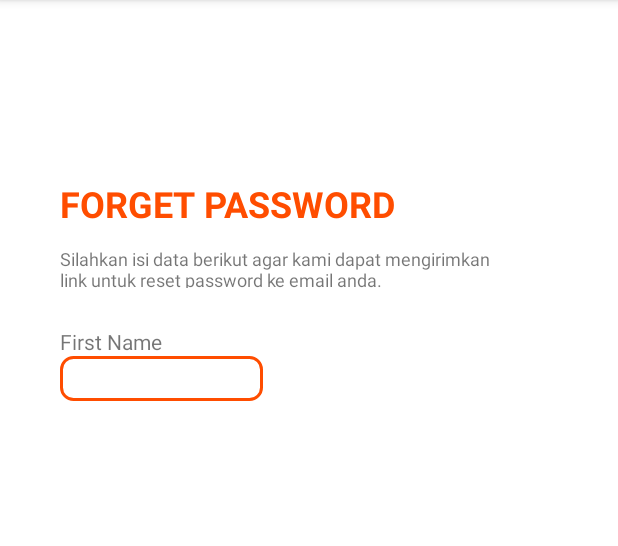
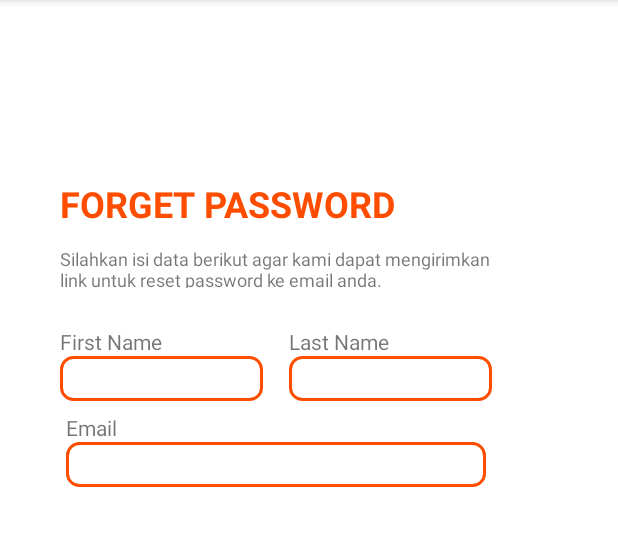
Before and after one commit to aditya-radiant/Capstone-PAKE, an Android app: the ForgetPasswordActivity screen opened directly, with no data from a screen before it, on a phone screen of 412 x 824 dp, the part 84-630 px from its top. Run offline under Robolectric (Android 15) with nearby library versions, the phone set to English and light mode, and no system bars.

Commit message:
Add font

```diff
--- a/Android/PAKE/app/src/main/res/layout/activity_forget_password.xml
+++ b/Android/PAKE/app/src/main/res/layout/activity_forget_password.xml
@@ -1,8 +1,7 @@
 <?xml version="1.0" encoding="utf-8"?>
-<androidx.constraintlayout.widget.ConstraintLayout
-    xmlns:android="http://schemas.android.com/apk/res/android"
+<androidx.constraintlayout.widget.ConstraintLayout xmlns:android="http://schemas.android.com/apk/res/android"
+    xmlns:app="http://schemas.android.com/apk/res-auto"
     xmlns:tools="http://schemas.android.com/tools"
-    xmlns:app="http://schemas.android.com/apk/res-auto"
     android:layout_width="match_parent"
     android:layout_height="match_parent"
     tools:context=".ui.forgetpassword.ForgetPasswordActivity">
@@ -36,31 +35,105 @@
         app:layout_constraintTop_toBottomOf="@+id/tv_forget_password"
         app:layout_constraintVertical_bias="0.0" />
 
+
+  <RelativeLayout
+      android:id="@+id/relative1"
+      android:layout_width="wrap_content"
+      android:layout_height="wrap_content"
+      android:layout_alignParentStart="true"
+      android:layout_marginTop="26dp"
+      app:layout_constraintStart_toStartOf="@+id/textView"
+      app:layout_constraintTop_toBottomOf="@+id/textView">
+
     <TextView
-      android:id="@+id/textView2"
+        android:id="@+id/tv_first_name"
+        android:layout_width="wrap_content"
+        android:layout_height="wrap_content"
+        android:layout_alignParentTop="true"
+        android:layout_marginTop="0dp"
+        android:text="@string/tv_first_name"
+        app:layout_constraintVertical_bias="0.0" />
+
+    <com.capstoneproject.c22ps159.pake.ui.customview.NameEditText
+        android:id="@+id/ed_first_name"
+        style="@style/Widget.MaterialComponents.TextInputLayout.OutlinedBox"
+        android:layout_width="135dp"
+        android:layout_height="30dp"
+        android:layout_below="@+id/tv_first_name"
+        app:layout_constraintBottom_toBottomOf="parent"
+        app:layout_constraintEnd_toEndOf="parent"
+        app:layout_constraintHorizontal_bias="0.0"
+        app:layout_constraintStart_toStartOf="@+id/tv_first_name"
+        app:layout_constraintTop_toBottomOf="@+id/tv_first_name"
+        app:layout_constraintVertical_bias="0.0"
+        app:startIconDrawable="@drawable/ic_email" />
+
+  </RelativeLayout>
+
+  <RelativeLayout
       android:layout_width="wrap_content"
       android:layout_height="wrap_content"
       android:layout_marginTop="26dp"
-      android:text="@string/tv_first_name"
-      app:layout_constraintBottom_toBottomOf="parent"
       app:layout_constraintEnd_toEndOf="@+id/textView"
-      app:layout_constraintHorizontal_bias="0.0"
-      app:layout_constraintStart_toStartOf="@+id/textView"
-      app:layout_constraintTop_toBottomOf="@+id/textView"
+      app:layout_constraintTop_toBottomOf="@+id/textView">
+
+    <TextView
+        android:id="@+id/tv_last_name"
+        android:layout_width="wrap_content"
+        android:layout_height="wrap_content"
+        android:layout_alignParentTop="true"
+        android:layout_marginTop="0dp"
+        android:text="@string/tv_last_name"
         app:layout_constraintVertical_bias="0.0" />
 
     <com.capstoneproject.c22ps159.pake.ui.customview.NameEditText
-      android:id="@+id/emailEditText"
+        android:id="@+id/ed_last_name"
         style="@style/Widget.MaterialComponents.TextInputLayout.OutlinedBox"
         android:layout_width="135dp"
         android:layout_height="30dp"
-      android:layout_marginEnd="32dp"
+        android:layout_below="@+id/tv_last_name"
+        android:layout_marginTop="0dp"
         app:layout_constraintBottom_toBottomOf="parent"
         app:layout_constraintEnd_toEndOf="parent"
         app:layout_constraintHorizontal_bias="0.0"
-      app:layout_constraintStart_toStartOf="@+id/textView2"
-      app:layout_constraintTop_toBottomOf="@+id/textView2"
+        app:layout_constraintStart_toStartOf="@+id/tv_last_name"
+        app:layout_constraintTop_toBottomOf="@+id/tv_last_name"
         app:layout_constraintVertical_bias="0.0"
         app:startIconDrawable="@drawable/ic_email" />
+  </RelativeLayout>
+
+  <RelativeLayout
+      android:layout_width="wrap_content"
+      android:layout_height="wrap_content"
+      android:layout_marginTop="83dp"
+      app:layout_constraintEnd_toEndOf="@+id/textView"
+      app:layout_constraintStart_toStartOf="@+id/textView"
+      app:layout_constraintTop_toBottomOf="@+id/textView">
+
+    <TextView
+        android:id="@+id/tv_email"
+        android:layout_width="wrap_content"
+        android:layout_height="wrap_content"
+        android:layout_alignParentTop="true"
+        android:layout_marginTop="0dp"
+        android:text="@string/ed_email"
+        app:layout_constraintVertical_bias="0.0" />
+
+    <com.capstoneproject.c22ps159.pake.ui.customview.NameEditText
+        android:id="@+id/ed_email"
+        style="@style/Widget.MaterialComponents.TextInputLayout.OutlinedBox"
+        android:layout_width="280dp"
+        android:layout_height="30dp"
+        android:layout_below="@+id/tv_email"
+        android:layout_marginTop="0dp"
+        app:layout_constraintBottom_toBottomOf="parent"
+        app:layout_constraintEnd_toEndOf="parent"
+        app:layout_constraintHorizontal_bias="0.0"
+        app:layout_constraintStart_toStartOf="@+id/tv_email"
+        app:layout_constraintTop_toBottomOf="@+id/tv_email"
+        app:layout_constraintVertical_bias="0.0"
+        app:startIconDrawable="@drawable/ic_email" />
+  </RelativeLayout>
+
 
 </androidx.constraintlayout.widget.ConstraintLayout>
--- a/Android/PAKE/app/src/main/res/values/strings.xml
+++ b/Android/PAKE/app/src/main/res/values/strings.xml
@@ -15,4 +15,6 @@
     <string name="forget_password_title">FORGET PASSWORD</string>
     <string name="tv_description_forget_password">Silahkan isi data berikut agar kami dapat mengirimkan link untuk reset password ke email anda.</string>
     <string name="tv_first_name">First Name</string>
+    <string name="tv_last_name">Last Name</string>
+    <string name="ed_email">Email</string>
 </resources>
```
Also changed, not shown: Android/PAKE/app/src/main/res/font/roboto-Black.ttf (added), Android/PAKE/app/src/main/res/font/roboto-BlackItalic.ttf (added), Android/PAKE/app/src/main/res/font/roboto-Bold.ttf (added), Android/PAKE/app/src/main/res/font/roboto-BoldItalic.ttf (added), Android/PAKE/app/src/main/res/font/roboto-Italic.ttf (added), Android/PAKE/app/src/main/res/font/roboto-Light.ttf (added), Android/PAKE/app/src/main/res/font/roboto-LightItalic.ttf (added), Android/PAKE/app/src/main/res/font/roboto-Medium.ttf (added), Android/PAKE/app/src/main/res/font/roboto-MediumItalic.ttf (added), Android/PAKE/app/src/main/res/font/roboto-Regular.ttf (added), Android/PAKE/app/src/main/res/font/roboto-Thin.ttf (added), Android/PAKE/app/src/main/res/font/roboto-ThinItalic.ttf (added). Lines whose indentation alone changed are shown as unchanged.
